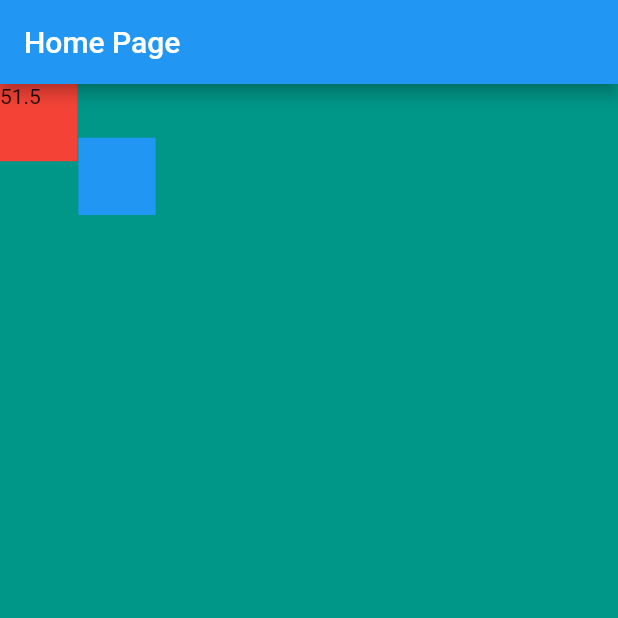
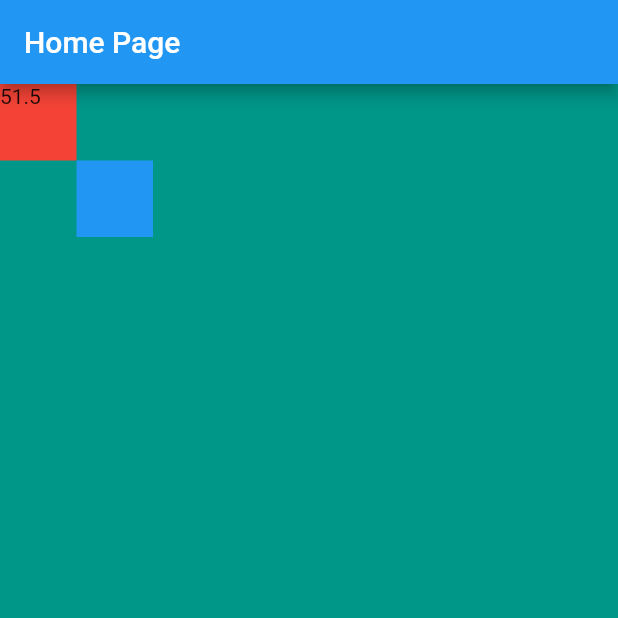
Before and after one commit to phamtanphat/flutter_ui_29112021, a Flutter app: the screen it shows after launch, on a phone screen of 412 x 824 dp, the top half of it. Run offline on Flutter 3.47's test engine with Material 2 defaults, Android fonts, the phone set to English and light mode, and no system bars.

Commit message:
position

```diff
--- a/lib/main.dart
+++ b/lib/main.dart
@@ -15,7 +15,6 @@ class MyApp extends StatelessWidget {
 }
 
 class HomePage extends StatelessWidget {
-  const HomePage({Key? key}) : super(key: key);
 
   @override
   Widget build(BuildContext context) {
@@ -30,20 +29,21 @@ class HomePage extends StatelessWidget {
           child: Center(
             child: Stack(
               children: [
-                Align(
-                  alignment: Alignment(-1,-1),
+                Positioned(
+                  top: 0,
+                  left: 0,
                   child: Container(
-                    width: MediaQuery.of(context).size.width / 8,
-                    height: MediaQuery.of(context).size.width / 8,
-                    color: Colors.red,
-                    child: Text("${MediaQuery.of(context).size.width /8}"),
-                  ),
-                ),
-                Align(
-                  alignment: Alignment(-0.71,-0.9),
+                  width: (MediaQuery.of(context).size.width ~/ 8).toDouble(),
+                  height:  (MediaQuery.of(context).size.width ~/ 8).toDouble(),
+                  color: Colors.red,
+                  child: Text("${MediaQuery.of(context).size.width /8}"),
+                ),),
+                Positioned(
+                  top: (MediaQuery.of(context).size.width ~/ 8).toDouble(),
+                  left: (MediaQuery.of(context).size.width ~/ 8).toDouble(),
                   child: Container(
-                    width: MediaQuery.of(context).size.width / 8,
-                    height: MediaQuery.of(context).size.width / 8,
+                    width: (MediaQuery.of(context).size.width ~/ 8).toDouble(),
+                    height:  (MediaQuery.of(context).size.width ~/ 8).toDouble(),
                     color: Colors.blue,
                   ),
                 ),
@@ -56,7 +56,5 @@ class HomePage extends StatelessWidget {
   }
 }
 
-// -1 - 20
-// ? - 2.5
-
-// 20
+// 450 - 20
+// 51 - 2.5 / 10
```
